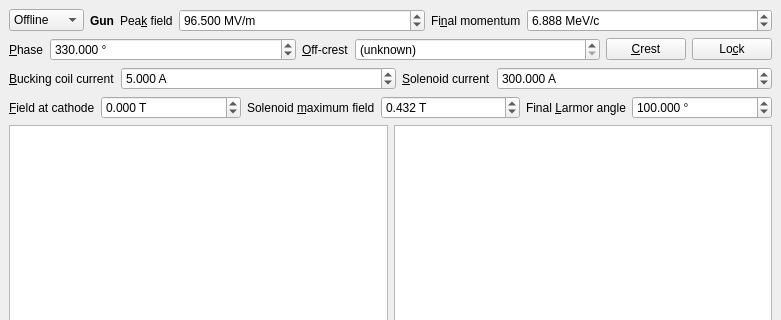
First picture: the form in magnet-table/rf_sol_gui.ui, repository VELA-CLARA-software/Software, before the edit; both pictures show x 0 to 781 and y 0 to 320 of the 781 by 985 pixel window.
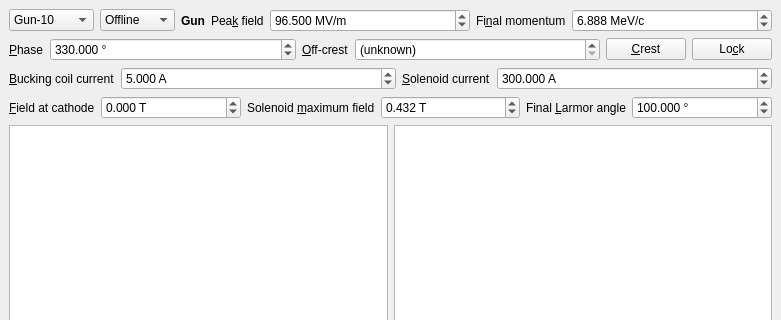
Second picture: the form after the edit. Icons and pictures are not drawn. Custom widgets are drawn as their Qt base class.

Commit message:
[parasol] Dropdown to switch between guns
Switch between guns (currently Gun-10 and G-B examples) using a dropdown
box. Also lowered BC current limit to prevent erroneous results from
setting the cathode field.

The edit to the form file:
```diff
--- a/magnet-table/rf_sol_gui.ui
+++ b/magnet-table/rf_sol_gui.ui
@@ -21,6 +21,34 @@
    <layout class="QVBoxLayout" name="verticalLayout">
     <item>
      <layout class="QHBoxLayout" name="gun_hbox">
+      <item>
+       <widget class="QComboBox" name="gun_dropdown">
+        <property name="sizePolicy">
+         <sizepolicy hsizetype="Maximum" vsizetype="Fixed">
+          <horstretch>0</horstretch>
+          <verstretch>0</verstretch>
+         </sizepolicy>
+        </property>
+        <property name="toolTip">
+         <string>&lt;html&gt;&lt;head/&gt;&lt;body&gt;&lt;p&gt;Select the RF/solenoid model to use.&lt;/p&gt;&lt;p&gt;&lt;span style=&quot; font-weight:600;&quot;&gt;Gun-10&lt;/span&gt;: VELA/CLARA 10 Hz gun&lt;/p&gt;&lt;p&gt;&lt;span style=&quot; font-weight:600;&quot;&gt;gb-rf-gun&lt;/span&gt;: Gulliford-Bazarov RF gun example&lt;/p&gt;&lt;p&gt;&lt;span style=&quot; font-weight:600;&quot;&gt;gb-dc-gun&lt;/span&gt;: Gulliford-Bazarov DC gun example&lt;/p&gt;&lt;/body&gt;&lt;/html&gt;</string>
+        </property>
+        <item>
+         <property name="text">
+          <string>Gun-10</string>
+         </property>
+        </item>
+        <item>
+         <property name="text">
+          <string>gb-rf-gun</string>
+         </property>
+        </item>
+        <item>
+         <property name="text">
+          <string>gb-dc-gun</string>
+         </property>
+        </item>
+       </widget>
+      </item>
       <item>
        <widget class="QComboBox" name="machine_mode_dropdown">
         <property name="sizePolicy">
```
Left out of the diff: 3 changed lines with no effect on the pictures. The commit also changes 1 other file.
